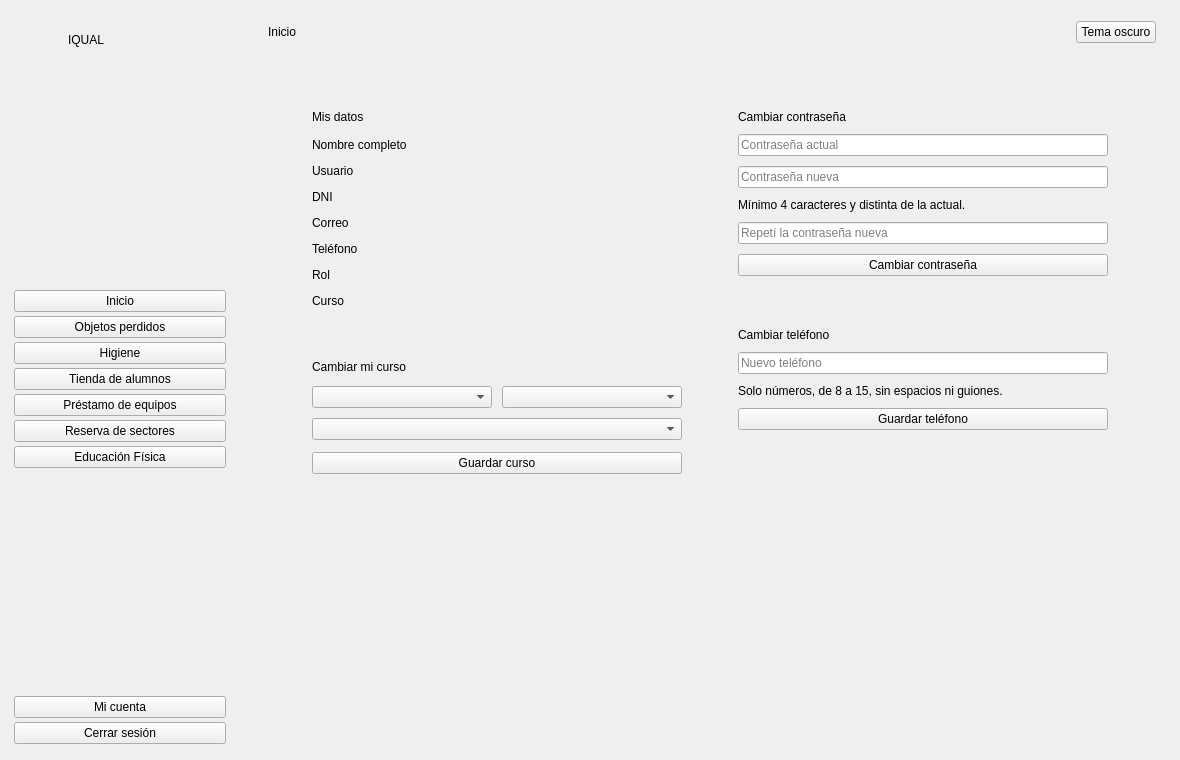
Qt form mainwindow.ui (cabrera-ulises/PROYECTO-IQUAL) before a commit.
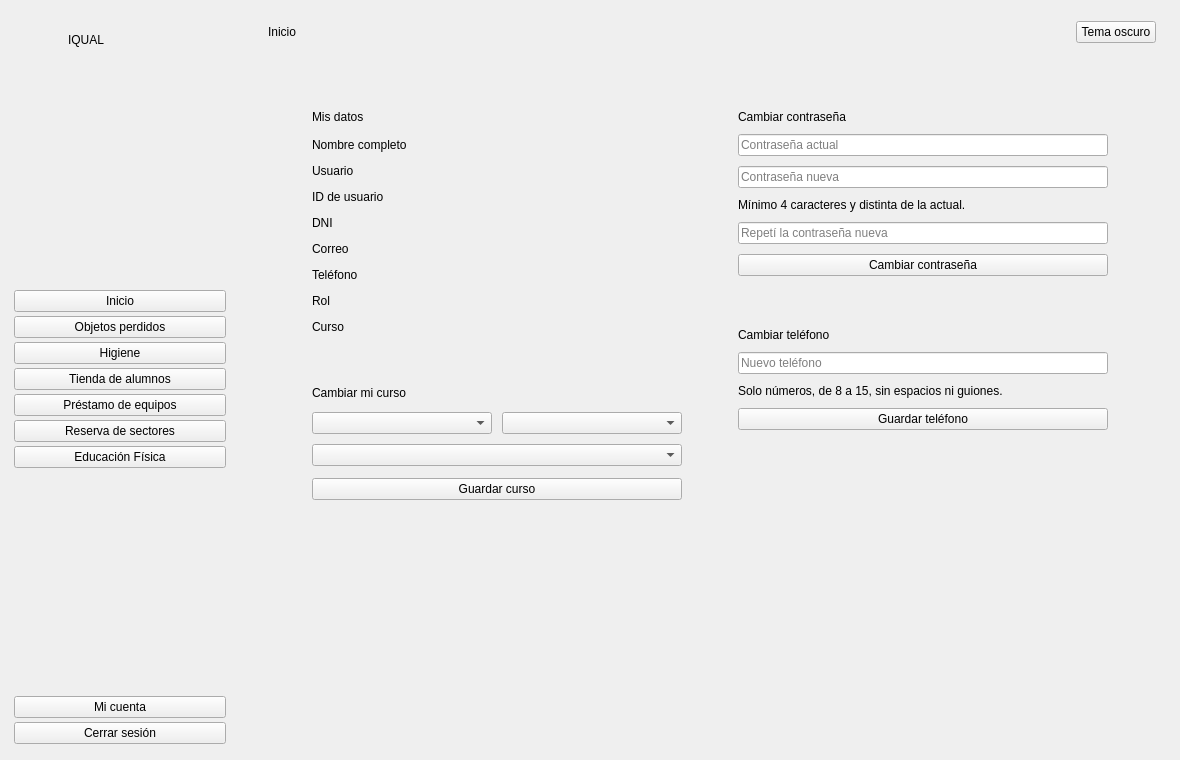
The same form after that commit. The open tabs and pages were chosen to show the change.

Commit message: Agrega recuperación de contraseña, aprobación de productos e ID de usuario

The edit to the form file:
```diff
--- a/mainwindow.ui
+++ b/mainwindow.ui
@@ -1711,6 +1711,26 @@
                </widget>
               </item>
               <item row="2" column="0">
+               <widget class="QLabel" name="lblCuentaIdTit">
+                <property name="text">
+                 <string>ID de usuario</string>
+                </property>
+                <property name="estilo" stdset="0">
+                 <string>seccion</string>
+                </property>
+               </widget>
+              </item>
+              <item row="2" column="1">
+               <widget class="QLabel" name="lblCuentaId">
+                <property name="toolTip">
+                 <string>Tu ID personal. Decíselo al preceptor para que registre un préstamo a tu nombre</string>
+                </property>
+                <property name="text">
+                 <string/>
+                </property>
+               </widget>
+              </item>
+              <item row="3" column="0">
                <widget class="QLabel" name="lblCuentaDniTit">
                 <property name="text">
                  <string>DNI</string>
@@ -1720,7 +1740,7 @@
                 </property>
                </widget>
               </item>
-              <item row="2" column="1">
+              <item row="3" column="1">
                <widget class="QLabel" name="lblCuentaDni">
                 <property name="text">
                  <string/>
@@ -1730,7 +1750,7 @@
                 </property>
                </widget>
               </item>
-              <item row="3" column="0">
+              <item row="4" column="0">
                <widget class="QLabel" name="lblCuentaMailTit">
                 <property name="text">
                  <string>Correo</string>
@@ -1740,7 +1760,7 @@
                 </property>
                </widget>
               </item>
-              <item row="3" column="1">
+              <item row="4" column="1">
                <widget class="QLabel" name="lblCuentaMail">
                 <property name="text">
                  <string/>
@@ -1750,7 +1770,7 @@
                 </property>
                </widget>
               </item>
-              <item row="4" column="0">
+              <item row="5" column="0">
                <widget class="QLabel" name="lblCuentaContactoTit">
                 <property name="text">
                  <string>Teléfono</string>
@@ -1760,7 +1780,7 @@
                 </property>
                </widget>
               </item>
-              <item row="4" column="1">
+              <item row="5" column="1">
                <widget class="QLabel" name="lblCuentaContacto">
                 <property name="text">
                  <string/>
@@ -1770,7 +1790,7 @@
                 </property>
                </widget>
               </item>
-              <item row="5" column="0">
+              <item row="6" column="0">
                <widget class="QLabel" name="lblCuentaRolTit">
                 <property name="text">
                  <string>Rol</string>
@@ -1780,7 +1800,7 @@
                 </property>
                </widget>
               </item>
-              <item row="5" column="1">
+              <item row="6" column="1">
                <widget class="QLabel" name="lblCuentaRol">
                 <property name="text">
                  <string/>
@@ -1790,7 +1810,7 @@
                 </property>
                </widget>
               </item>
-              <item row="6" column="0">
+              <item row="7" column="0">
                <widget class="QLabel" name="lblCuentaCursoTit">
                 <property name="text">
                  <string>Curso</string>
@@ -1800,7 +1820,7 @@
                 </property>
                </widget>
               </item>
-              <item row="6" column="1">
+              <item row="7" column="1">
                <widget class="QLabel" name="lblCuentaCurso">
                 <property name="text">
                  <string/>
```
Left out of the diff: 13 changed lines with no effect on the pictures. The commit also changes 30 other files.
